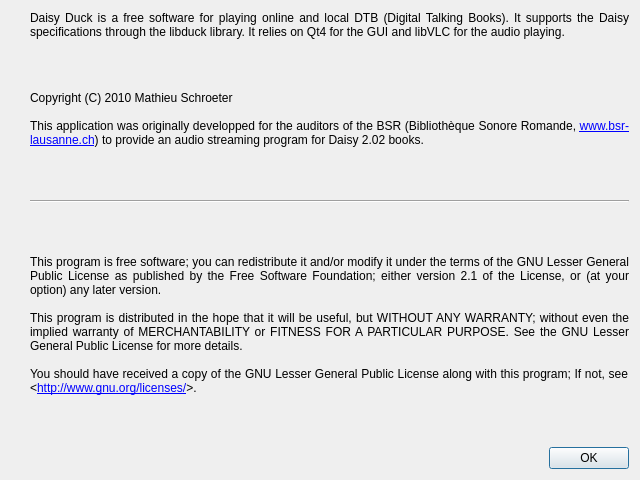
Before: the Qt Designer form src/dialogAbout.ui in Skywalker13/DaisyDuck, drawn with Qt 5.
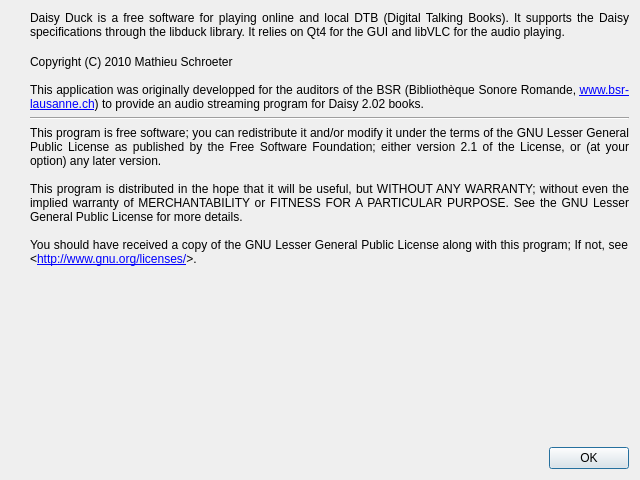
After: the same form once the commit is applied. Icons and pictures are not drawn.

Commit message: some cosmetics in the dialogAbout box

What changed in the file:
```diff
--- a/src/dialogAbout.ui
+++ b/src/dialogAbout.ui
@@ -38,7 +38,7 @@
    <iconset resource="../images/images.qrc">
     <normaloff>:/img/daisyduck.png</normaloff>:/img/daisyduck.png</iconset>
   </property>
-  <layout class="QGridLayout" name="gridLayout" columnminimumwidth="0,0">
+  <layout class="QGridLayout" name="gridLayout">
    <property name="horizontalSpacing">
     <number>12</number>
    </property>
@@ -71,20 +71,7 @@
      </property>
     </widget>
    </item>
-   <item row="5" column="1">
-    <spacer name="verticalSpacer_2">
-     <property name="orientation">
-      <enum>Qt::Vertical</enum>
-     </property>
-     <property name="sizeHint" stdset="0">
-      <size>
-       <width>20</width>
-       <height>40</height>
-      </size>
-     </property>
-    </spacer>
-   </item>
-   <item row="6" column="1">
+   <item row="4" column="1">
     <widget class="QLabel" name="label_3">
      <property name="text">
       <string>This program is free software; you can redistribute it and/or modify it under the terms of the GNU Lesser General Public License as published by the Free Software Foundation; either version 2.1 of the License, or (at your option) any later version.&lt;br/&gt;&lt;br/&gt;This program is distributed in the hope that it will be useful, but WITHOUT ANY WARRANTY; without even the implied warranty of MERCHANTABILITY or FITNESS FOR A PARTICULAR PURPOSE. See the GNU Lesser General Public License for more details.&lt;br/&gt;&lt;br/&gt;You should have received a copy of the GNU Lesser General Public License along with this program; If not, see &amp;lt;&lt;a href=&quot;http://www.gnu.org/licenses/&quot;&gt;http://www.gnu.org/licenses/&lt;/a&gt;&amp;gt;.</string>
@@ -123,15 +110,15 @@
      </property>
     </widget>
    </item>
-   <item row="4" column="1">
-    <widget class="Line" name="line">
-     <property name="orientation">
-      <enum>Qt::Horizontal</enum>
-     </property>
-    </widget>
-   </item>
    <item row="3" column="1">
-    <spacer name="verticalSpacer_3">
+    <widget class="Line" name="line">
+     <property name="orientation">
+      <enum>Qt::Horizontal</enum>
+     </property>
+    </widget>
+   </item>
+   <item row="5" column="1">
+    <spacer name="verticalSpacer">
      <property name="orientation">
       <enum>Qt::Vertical</enum>
      </property>
@@ -148,23 +135,13 @@
      <property name="orientation">
       <enum>Qt::Vertical</enum>
      </property>
-     <property name="sizeHint" stdset="0">
-      <size>
-       <width>20</width>
-       <height>40</height>
-      </size>
+     <property name="sizeType">
+      <enum>QSizePolicy::Fixed</enum>
      </property>
-    </spacer>
-   </item>
-   <item row="7" column="1">
-    <spacer name="verticalSpacer">
-     <property name="orientation">
-      <enum>Qt::Vertical</enum>
-     </property>
      <property name="sizeHint" stdset="0">
       <size>
        <width>20</width>
-       <height>40</height>
+       <height>10</height>
       </size>
      </property>
     </spacer>
```
Left out of the diff: 2 changed lines with no effect on the pictures.
